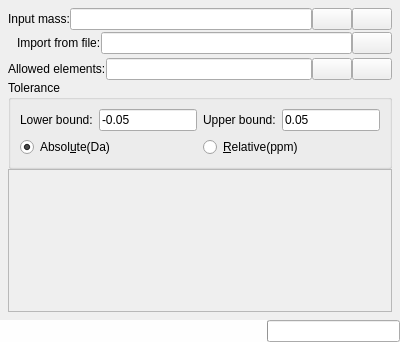
Before: the Qt Designer form src/component/formmasstoformula.ui in zwpwjwtz/MassCalculator, drawn with Qt 5.
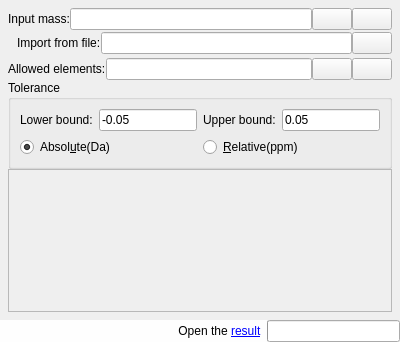
After: the same form once the commit is applied. Icons and pictures are not drawn. Custom widgets are drawn as their Qt base class.

Patch:
```diff
--- a/src/component/formmasstoformula.ui
+++ b/src/component/formmasstoformula.ui
@@ -385,7 +385,10 @@
         <bool>true</bool>
        </property>
        <property name="text">
-        <string/>
+        <string>Open the &lt;a href=\&quot;#\&quot;&gt;result&lt;/a&gt;&amp;nbsp;&amp;nbsp;</string>
+       </property>
+       <property name="alignment">
+        <set>Qt::AlignRight|Qt::AlignTrailing|Qt::AlignVCenter</set>
        </property>
       </widget>
      </item>
```
